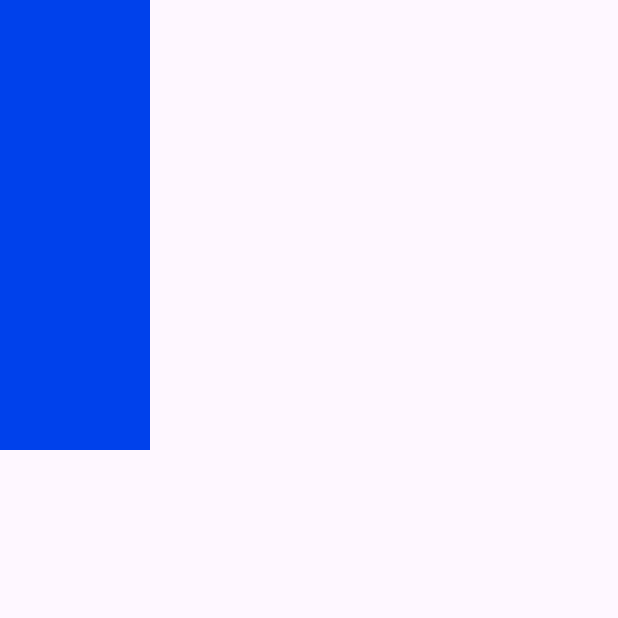
After one commit to chamudithadilanka/smiley_toothy, a Flutter app: the RegisterScreen screen opened directly, on a phone screen of 412 x 824 dp, the top half of it. The commit adds this screen. Run offline on Flutter 3.47's test engine with Material 3 defaults, Android fonts, the phone set to English and light mode, and no system bars.

Commit message:
Created navigatioin registration screen

```diff
--- /dev/null
+++ b/lib/screens/register_screen/register_screen.dart
@@ -0,0 +1,21 @@
+import 'package:flutter/material.dart';
+import 'package:smiley_toothy/color_theme/color_theme.dart';
+
+class RegisterScreen extends StatelessWidget {
+  const RegisterScreen({super.key});
+
+  @override
+  Widget build(BuildContext context) {
+    return Scaffold(
+      body: Stack(
+        children: [
+          Container(
+            width: 100,
+            height: 300,
+            decoration: BoxDecoration(color: kMainBackgroundBlueDark),
+          ),
+        ],
+      ),
+    );
+  }
+}
```
Also changed, not shown: lib/screens/loading_screen/dart/loading screen.dart (+17 -2 lines).
